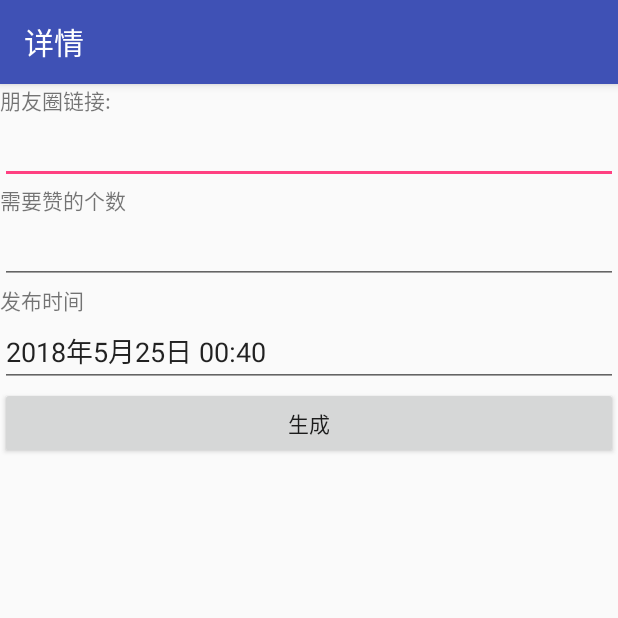
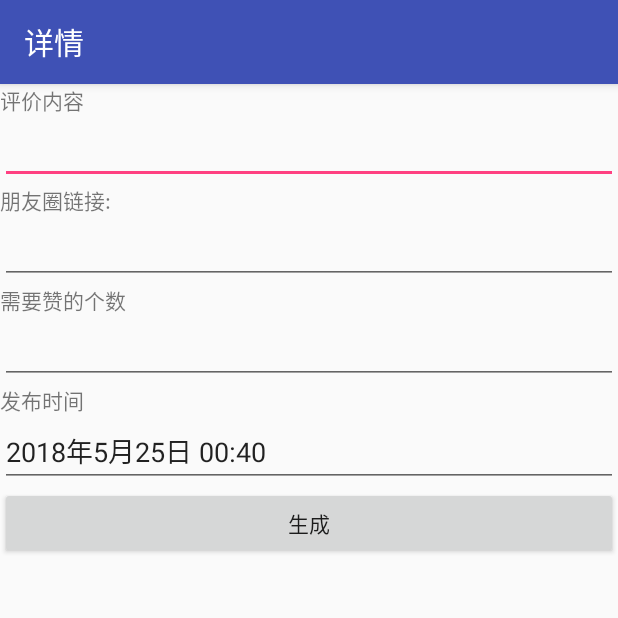
Before and after one commit to LittleLittleLittleBoy/WeixinGood, an Android app: the screen it shows after launch (MainActivity), on a phone screen of 412 x 824 dp, the top half of it. Run offline under Robolectric (Android 15) with nearby library versions, the phone set to English and light mode, and no system bars.

Commit message:
:sparkles: 添加手动修改评论内容功能

```diff
--- a/app/build.gradle
+++ b/app/build.gradle
@@ -24,7 +24,6 @@ dependencies {
     implementation 'com.android.support.constraint:constraint-layout:1.0.2'
     testImplementation 'junit:junit:4.12'
     implementation 'org.jsoup:jsoup:1.10.3'
-    implementation 'com.github.bumptech.glide:glide:3.7.0'
     androidTestImplementation 'com.android.support.test:runner:1.0.2'
     androidTestImplementation 'com.android.support.test.espresso:espresso-core:3.0.2'
 }
--- a/app/src/main/java/cn/edu/nju/candleflame/weixingood/MainActivity.java
+++ b/app/src/main/java/cn/edu/nju/candleflame/weixingood/MainActivity.java
@@ -23,6 +23,7 @@ public class MainActivity extends AppCompatActivity {
         final EditText urlEditText=findViewById(R.id.main_url);
         final EditText numberEditText=findViewById(R.id.main_number);
         final EditText dateText=findViewById(R.id.main_date);
+        final EditText commentText=findViewById(R.id.main_comment);
         button.setOnClickListener(new View.OnClickListener() {
             @Override
             public void onClick(View v) {
@@ -51,6 +52,7 @@ public class MainActivity extends AppCompatActivity {
                 intent.putExtra("url",url);
                 intent.putExtra("num",num);
                 intent.putExtra("date",dateText.getText().toString());
+                intent.putExtra("comment",commentText.getText().toString());
                 startActivity(intent);
             }
         });
--- a/app/src/main/res/layout/activity_detail.xml
+++ b/app/src/main/res/layout/activity_detail.xml
@@ -45,6 +45,7 @@
                         android:textColor="#5B6B93"
                         android:text="@string/weixin_name"/>
                     <TextView
+                        android:id="@+id/detail_comment"
                         android:textSize="14sp"
                         android:textColor="#000000"
                         android:layout_margin="3dp"
--- a/app/src/main/res/layout/activity_main.xml
+++ b/app/src/main/res/layout/activity_main.xml
@@ -6,6 +6,14 @@
     android:layout_height="match_parent"
     android:orientation="vertical"
     tools:context=".MainActivity">
+    <TextView
+        android:layout_width="match_parent"
+        android:layout_height="wrap_content"
+        android:text="评价内容"/>
+    <EditText
+        android:id="@+id/main_comment"
+        android:layout_width="match_parent"
+        android:layout_height="wrap_content" />
     <TextView
         android:layout_width="match_parent"
         android:layout_height="wrap_content"
```
Also changed, not shown: app/src/main/java/cn/edu/nju/candleflame/weixingood/DetailActivity.java (+12 -12 lines), 1 other file.
